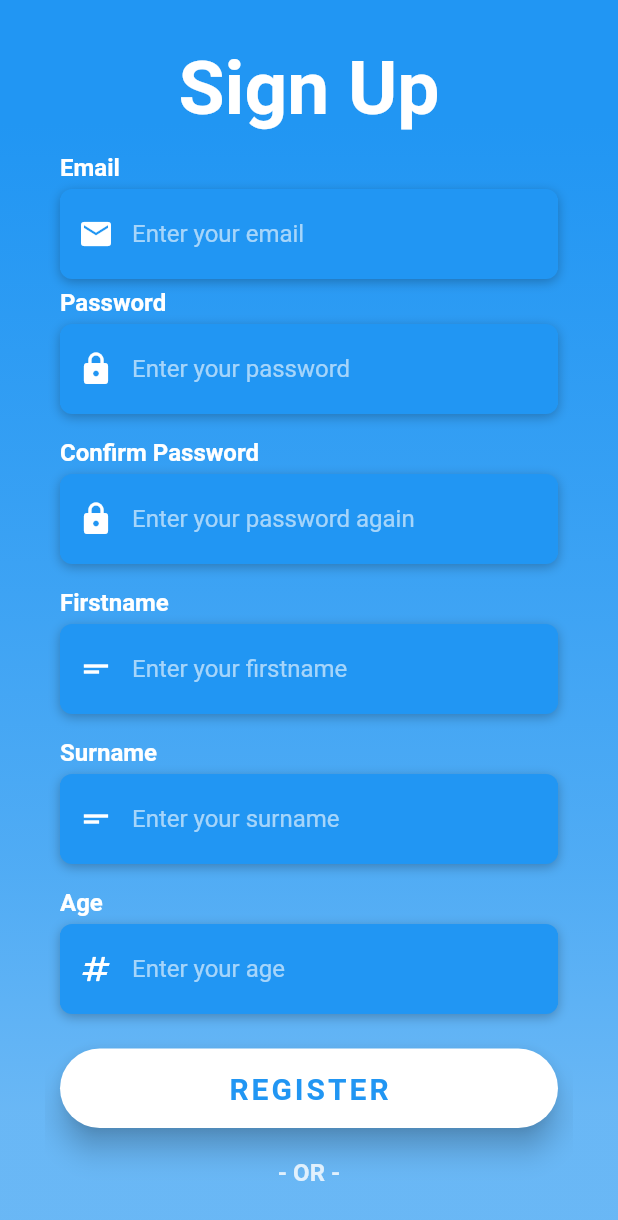
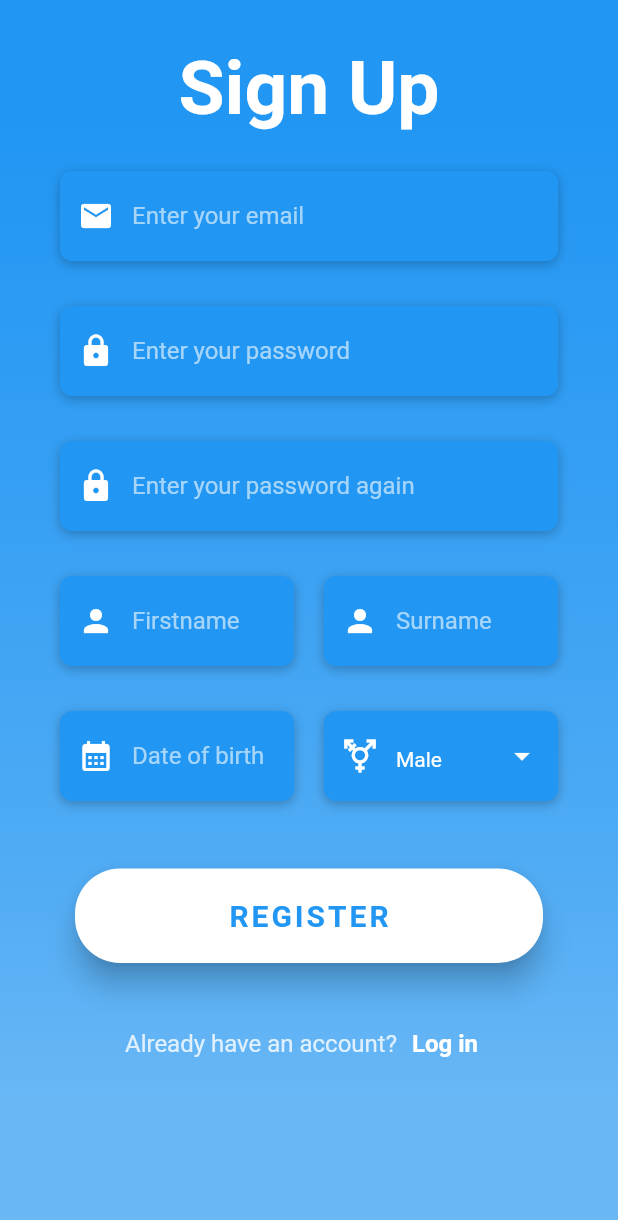
Before and after one commit to SebastianMattsson/cubicle_fitness_app, a Flutter app: the RegisterPage screen opened directly, on a phone screen of 412 x 824 dp. Shown: the top 1220 px of the screen. Run offline on Flutter 3.47's test engine with Material 2 defaults, Android fonts, the phone set to English and light mode, and no system bars; our stand-ins replace cloud_firestore, firebase_auth, firebase_core, google_nav_bar, google_sign_in; accounts and stored records are empty; network calls fail.

Commit message:
Finished the entire login and register page, all that needs to be done is asigning a default profile image

```diff
--- a/lib/pages/logged_in_pages/profile_page.dart
+++ b/lib/pages/logged_in_pages/profile_page.dart
@@ -22,7 +22,8 @@ class ProfilePage extends StatelessWidget {
                   width: 100,
                   child: ClipRRect(
                     borderRadius: BorderRadius.circular(100),
-                    child: Image(image: AssetImage("lib/images/google.png")),
+                    child: Image.network(
+                        "https://firebasestorage.googleapis.com/v0/b/cubicle-fitness.appspot.com/o/images%2Fman_avatar.jpg?alt=media&token=4922156a-0d87-4769-9916-983ce4890854"),
                   ),
                 ),
                 Positioned(
--- a/lib/pages/register_page.dart
+++ b/lib/pages/register_page.dart
@@ -3,13 +3,14 @@
 import 'package:cloud_firestore/cloud_firestore.dart';
 import 'package:cubicle_fitness/pages/log_in_page.dart';
 import 'package:cubicle_fitness/services/auth_service.dart';
-import 'package:cubicle_fitness/widgets/email_TF.dart';
 import 'package:cubicle_fitness/widgets/form_TF.dart';
+import 'package:cubicle_fitness/widgets/gender_dropdown.dart';
 import 'package:cubicle_fitness/widgets/login_BT.dart';
-import 'package:cubicle_fitness/widgets/password_TF.dart';
 import 'package:cubicle_fitness/widgets/sign_in_with_tile.dart';
 import 'package:firebase_auth/firebase_auth.dart';
+import 'package:flutter/cupertino.dart';
 import 'package:flutter/material.dart';
+import 'package:intl/intl.dart';
 
 class RegisterPage extends StatefulWidget {
   const RegisterPage({super.key});
@@ -25,7 +26,10 @@ class _RegisterPageState extends State<RegisterPage> {
   final firstnameController = TextEditingController();
   final nameController = TextEditingController();
   final surnameController = TextEditingController();
-  final ageController = TextEditingController();
+  final dateOfBirthController = TextEditingController();
+
+  DateTime selectedDate = DateTime.now();
+  String genderSelected = "Male";
 
   void signUpUser() async {
     //Show a loading circle
@@ -46,7 +50,8 @@ class _RegisterPageState extends State<RegisterPage> {
             nameController.text.trim(),
             surnameController.text.trim(),
             emailController.text.trim(),
-            int.parse(ageController.text.trim()));
+            dateOfBirthController.text.trim(),
+            genderSelected);
 
         //Remove the loading circle
         Navigator.pop(context);
@@ -63,11 +68,15 @@ class _RegisterPageState extends State<RegisterPage> {
     }
   }
 
-  Future addUserDetails(
-      String name, String surName, String email, int age) async {
-    await FirebaseFirestore.instance
-        .collection('users')
-        .add({'name': name, 'surname': surName, 'email': email, 'age': age});
+  Future addUserDetails(String name, String surName, String email,
+      String dateOfBirth, String gender) async {
+    await FirebaseFirestore.instance.collection('users').add({
+      'name': name,
+      'surname': surName,
+      'email': email,
+      'dateOfBirth': dateOfBirth,
+      'gender': gender
+    });
   }
 
   void showErrorMessage(String message) {
@@ -76,6 +85,22 @@ class _RegisterPageState extends State<RegisterPage> {
         builder: (context) => AlertDialog(
               title: Text(message.toString()),
             ));
+  }
+
+  void _showDatePicker() async {
+    DateTime? pickedDate = await showDatePicker(
+        context: context,
+        initialDate: selectedDate,
+        firstDate: DateTime(DateTime.now().year - 70),
+        lastDate: DateTime.now());
+
+    if (pickedDate != null) {
+      setState(() {
+        selectedDate = pickedDate;
+        dateOfBirthController.text =
+            DateFormat('yyyy-MM-dd').format(pickedDate);
+      });
+    }
   }
 
   @override
@@ -132,87 +157,62 @@ class _RegisterPageState extends State<RegisterPage> {
                         obscureText: true,
                         icon: Icons.lock,
                       ),
-                      SizedBox(
-                        height: 10,
-                      ),
                       FormTextField(
                           label: "Confirm Password",
                           hintText: "Enter your password again",
                           controller: confirmPasswordController,
                           obscureText: true,
                           icon: Icons.lock),
-                      SizedBox(
-                        height: 10,
+                      Row(
+                        mainAxisSize: MainAxisSize.max,
+                        children: [
+                          Flexible(
+                            child: FormTextField(
+                                label: "Firstname",
+                                hintText: "Firstname",
+                                controller: nameController,
+                                icon: Icons.person),
                           ),
-                      FormTextField(
-                          label: "Firstname",
-                          hintText: "Enter your firstname",
-                          controller: nameController,
-                          icon: Icons.short_text_outlined),
-                      SizedBox(
-                        height: 10,
+                          Flexible(
+                            child: FormTextField(
+                                label: "Surname",
+                                hintText: "Surname",
+                                controller: surnameController,
+                                icon: Icons.person),
                           ),
-                      FormTextField(
-                          label: "Surname",
-                          hintText: "Enter your surname",
-                          controller: surnameController,
-                          icon: Icons.short_text_outlined),
-                      SizedBox(
-                        height: 10,
+                        ],
                       ),
-                      FormTextField(
+                      Row(
+                        mainAxisSize: MainAxisSize.max,
+                        children: [
+                          Flexible(
+                            child: FormTextField(
                                 label: "Age",
-                          hintText: "Enter your age",
-                          controller: ageController,
-                          keyboardType: TextInputType.number,
-                          icon: Icons.numbers),
+                                hintText: "Date of birth",
+                                onTap: _showDatePicker,
+                                controller: dateOfBirthController,
+                                keyboardType: TextInputType.datetime,
+                                icon: Icons.calendar_month),
+                          ),
+                          Flexible(
+                              child: GenderDropdown(
+                            onGenderSelected: (value) {
+                              setState(() {
+                                genderSelected = value;
+                              });
+                            },
+                            genderSelected: genderSelected,
+                          )),
+                        ],
+                      ),
                       Container(
                         padding:
-                            EdgeInsets.symmetric(vertical: 20, horizontal: 10),
+                            EdgeInsets.symmetric(horizontal: 20, vertical: 30),
                         width: double.infinity,
                         child: LogInBT(
                           text: "REGISTER",
                           onPressed: signUpUser,
                         ),
-                      ),
-                      Column(
-                        children: [
-                          Text("- OR -",
-                              style: TextStyle(
-                                fontFamily: 'Roboto',
-                                color: Theme.of(context)
-                                    .colorScheme
-                                    .background
-                                    .withOpacity(0.8),
-                                fontSize: 16,
-                                fontWeight: FontWeight.bold,
-                              )),
-                          SizedBox(
-                            height: 20,
-                          ),
-                          Text("Sign in with",
-                              style: TextStyle(
-                                fontFamily: 'Roboto',
-                                color: Theme.of(context).colorScheme.background,
-                                fontSize: 16,
-                                fontWeight: FontWeight.bold,
-                              )),
-                          SizedBox(
-                            height: 30,
-                          ),
-                          Row(
-                            mainAxisAlignment: MainAxisAlignment.spaceEvenly,
-                            children: [
-                              SignInWithTile(
-                                  onTap: () {},
-                                  imagePath: "lib/images/facebook.png"),
-                              SignInWithTile(
-                                  onTap: () => AuthService().signInWithGoogle(),
-                                  imagePath: "lib/images/google.png"),
-                            ],
-                          ),
-                          SizedBox(
-                            height: 20,
                       ),
                       Row(
                         mainAxisAlignment: MainAxisAlignment.center,
@@ -246,8 +246,6 @@ class _RegisterPageState extends State<RegisterPage> {
                         ],
                       )
                     ],
-                      )
-                    ],
                   ),
                 ),
               ),
--- a/lib/widgets/form_TF.dart
+++ b/lib/widgets/form_TF.dart
@@ -6,37 +6,40 @@ class FormTextField extends StatelessWidget {
   final String label;
   final String hintText;
   final TextEditingController? controller;
+  final Function()? onTap;
   final bool obscureText;
   final TextInputType? keyboardType;
   final IconData icon;
-  const FormTextField(
-      {super.key,
-      required this.label,
-      required this.hintText,
-      required this.controller,
-      this.obscureText = false,
-      this.keyboardType,
-      required this.icon});
+  const FormTextField({
+    super.key,
+    required this.label,
+    required this.hintText,
+    required this.controller,
+    this.onTap,
+    this.obscureText = false,
+    this.keyboardType,
+    required this.icon,
+  });
 
   @override
   Widget build(BuildContext context) {
     return Padding(
-      padding: const EdgeInsets.symmetric(horizontal: 10, vertical: 3),
+      padding: const EdgeInsets.symmetric(horizontal: 10, vertical: 15),
       child: Column(
         mainAxisAlignment: MainAxisAlignment.start,
         crossAxisAlignment: CrossAxisAlignment.start,
         children: [
-          Text(
-            label,
-            style: TextStyle(
-                color: Theme.of(context).colorScheme.background,
-                fontFamily: 'Roboto',
-                fontSize: 16,
-                fontWeight: FontWeight.bold),
-          ),
-          SizedBox(
-            height: 5,
-          ),
+          // Text(
+          //   label,
+          //   style: TextStyle(
+          //       color: Theme.of(context).colorScheme.background,
+          //       fontFamily: 'Roboto',
+          //       fontSize: 16,
+          //       fontWeight: FontWeight.bold),
+          // ),
+          // SizedBox(
+          //   height: 5,
+          // ),
           Container(
             alignment: Alignment.centerLeft,
             decoration: BoxDecoration(
@@ -51,6 +54,7 @@ class FormTextField extends StatelessWidget {
                 ]),
             height: 60,
             child: TextField(
+              onTap: onTap,
               keyboardType: keyboardType,
               controller: controller,
               obscureText: obscureText,
--- a/lib/widgets/gender_dropdown.dart
+++ b/lib/widgets/gender_dropdown.dart
@@ -1,19 +1,16 @@
-// ignore_for_file: prefer_const_constructors, prefer_const_literals_to_create_immutables
+// ignore_for_file: prefer_const_constructors, must_be_immutable, prefer_const_literals_to_create_immutables
 
 import 'package:flutter/material.dart';
 
-class GenderDropDown extends StatefulWidget {
-  final Function(String) onGenderSelected;
-  const GenderDropDown({super.key, required this.onGenderSelected});
+class GenderDropdown extends StatelessWidget {
+  final Function(dynamic) onGenderSelected;
+  final String genderSelected;
+  GenderDropdown(
+      {super.key,
+      required this.onGenderSelected,
+      required this.genderSelected});
 
-  @override
-  State<GenderDropDown> createState() => _GenderDropDownState();
-}
-
-class _GenderDropDownState extends State<GenderDropDown> {
-  @override
-  Widget build(BuildContext context) {
-    List<DropdownMenuItem> drop_down_items = [
+  List<DropdownMenuItem> dropdownItems = [
     DropdownMenuItem(
       value: "Male",
       child: Text("Male"),
@@ -28,32 +25,18 @@ class _GenderDropDownState extends State<GenderDropDown> {
     )
   ];
 
-    String _dropdownvalue = "Male";
-
-    void dropdownCallBack(String? selectedValue) {
-      print(selectedValue);
-      if (selectedValue is String) {
-        setState(() {
-          _dropdownvalue = selectedValue;
-        });
-      }
-    }
-
+  @override
+  Widget build(BuildContext context) {
     return Column(
       mainAxisAlignment: MainAxisAlignment.start,
       crossAxisAlignment: CrossAxisAlignment.start,
       children: [
-        Text(
-          "Gender",
-          style: TextStyle(
-              color: Theme.of(context).colorScheme.secondary,
-              fontFamily: 'Roboto',
-              fontSize: 16,
-              fontWeight: FontWeight.bold),
-        ),
-        SizedBox(
-          height: 10,
-        ),
+        Padding(
+          padding: const EdgeInsets.symmetric(horizontal: 10, vertical: 10),
+          child: Column(
+            mainAxisAlignment: MainAxisAlignment.start,
+            crossAxisAlignment: CrossAxisAlignment.start,
+            children: [
               Container(
                 alignment: Alignment.centerLeft,
                 decoration: BoxDecoration(
@@ -67,31 +50,33 @@ class _GenderDropDownState extends State<GenderDropDown> {
                       )
                     ]),
                 height: 60,
-          child: Padding(
-            padding: const EdgeInsets.only(right: 30, left: 30),
-            child: DropdownButtonHideUnderline(
-              child: DropdownButton(
-                items: drop_down_items,
-                iconEnabledColor: Theme.of(context).colorScheme.secondary,
-                iconSize: 42,
-                value: _dropdownvalue,
-                isExpanded: true,
+                child: DropdownButtonFormField(
+                  items: dropdownItems,
+                  value: genderSelected,
+                  onChanged: onGenderSelected,
+                  iconEnabledColor: Theme.of(context).colorScheme.background,
+                  dropdownColor: Theme.of(context).colorScheme.primary,
                   style: TextStyle(
-                    color: Colors.white,
-                    fontFamily: 'Roboto',
-                    fontSize: 20,
-                    fontWeight: FontWeight.bold),
-                onChanged: (value) {
-                  setState(() {
-                    _dropdownvalue = value;
-                    widget.onGenderSelected(_dropdownvalue);
-                  });
-                },
+                      color: Theme.of(context).colorScheme.background),
+                  decoration: InputDecoration(
+                    filled:
+                        true, // Set to true to enable filling the container color
+                    fillColor: Theme.of(context)
+                        .colorScheme
+                        .primary, // Background color of the TextField
+                    border: InputBorder.none,
+                    contentPadding: EdgeInsets.only(top: 14),
+                    prefixIcon: Icon(
+                      Icons.transgender,
+                      color: Theme.of(context).colorScheme.background,
                     ),
                   ),
                 ),
               )
             ],
+          ),
+        ),
+      ],
     );
   }
 }
--- a/lib/widgets/login_BT.dart
+++ b/lib/widgets/login_BT.dart
@@ -12,7 +12,7 @@ class LogInBT extends StatelessWidget {
       style: ElevatedButton.styleFrom(
           elevation: 8,
           backgroundColor: Theme.of(context).colorScheme.background,
-          padding: EdgeInsets.all(15),
+          padding: EdgeInsets.all(20),
           shape:
               RoundedRectangleBorder(borderRadius: BorderRadius.circular(30))),
       child: Text(
--- a/pubspec.yaml
+++ b/pubspec.yaml
@@ -40,6 +40,8 @@ dependencies:
   google_sign_in: ^6.1.5
   google_nav_bar: ^5.0.6
   cloud_firestore: ^4.9.3
+  firebase_storage: ^11.2.8
+  intl: ^0.18.1
 
 dev_dependencies:
   flutter_test:
```
Also changed, not shown: lib/services/firebase_storage_service.dart (added), pubspec.lock, 3 other files. Lines whose indentation alone changed are shown as unchanged.
